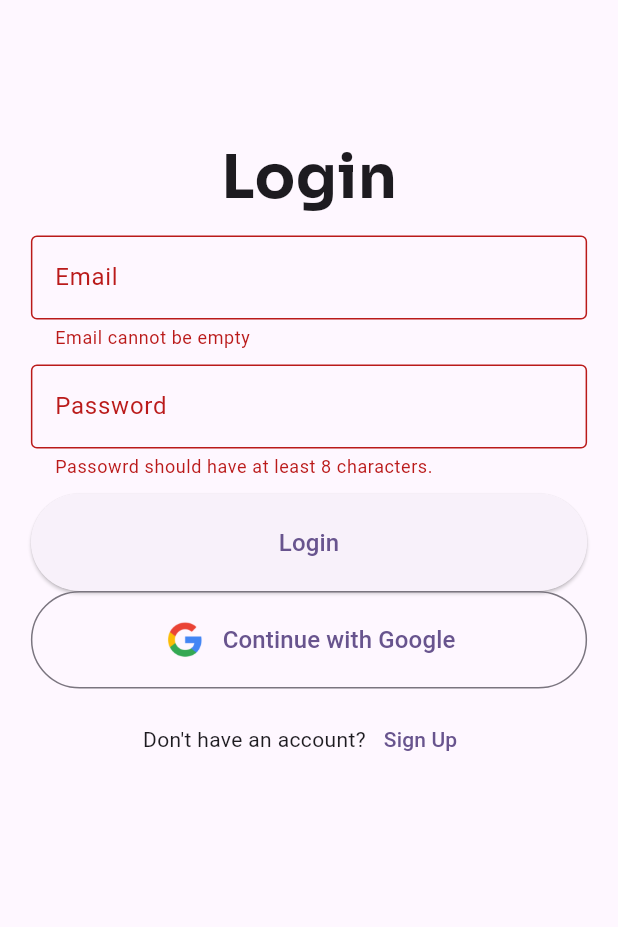
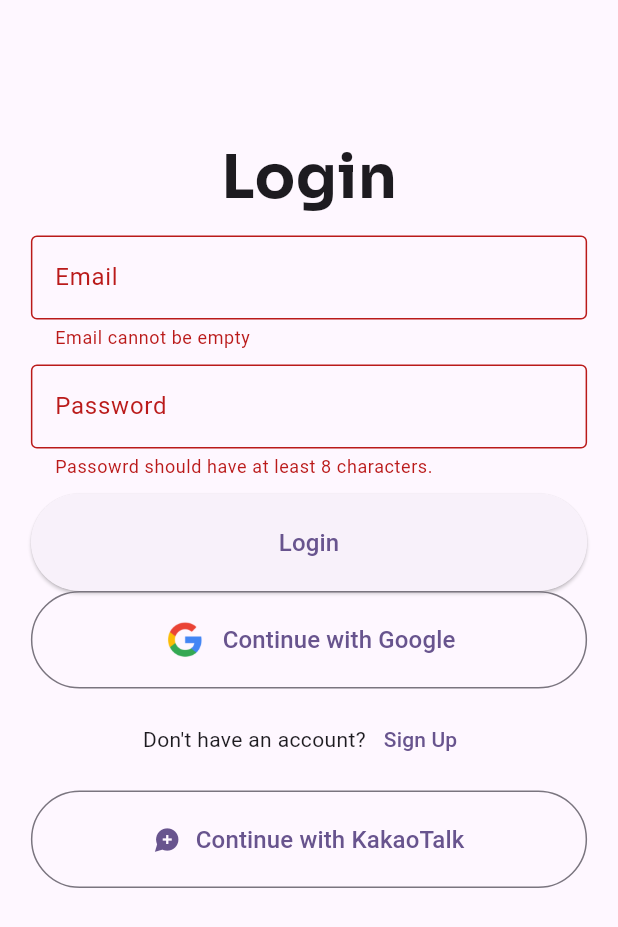
Before and after one commit to hanyusok/call_doc, a Flutter app: the screen it shows after launch, after a tap on "Login", on a phone screen of 412 x 824 dp. Shown: the top 927 px of the screen. Run offline on Flutter 3.47's test engine with Material 3 defaults, Android fonts, the phone set to English and light mode, and no system bars; our stand-ins replace cloud_firestore, firebase_auth, firebase_core, google_fonts, google_sign_in; missing offline and left inert: kakao_flutter_sdk; accounts and stored records are empty.

Commit message:
kakao login added

```diff
--- a/lib/main.dart
+++ b/lib/main.dart
@@ -1,15 +1,21 @@
 import 'package:call_doc/controllers/auth_services.dart';
 import 'package:call_doc/firebase_options.dart';
 import 'package:call_doc/views/add_customer_page.dart';
+// import 'package:call_doc/views/call_detail_page.dart';
 import 'package:call_doc/views/home_page.dart';
 import 'package:call_doc/views/login_page.dart';
 import 'package:call_doc/views/sign_up_page.dart';
 import 'package:firebase_core/firebase_core.dart';
 import 'package:flutter/material.dart';
+import 'package:kakao_flutter_sdk/kakao_flutter_sdk.dart';
 
-void main() async {
+void main() {
   WidgetsFlutterBinding.ensureInitialized();
-  await Firebase.initializeApp(options: DefaultFirebaseOptions.currentPlatform);
+  KakaoSdk.init(
+      nativeAppKey: "73f47c741e295d7406e75fb3d246065a",
+      javaScriptAppKey: "5c1619e6e61fbbdbfc6e8a11b9f396cd");
+
+  Firebase.initializeApp(options: DefaultFirebaseOptions.currentPlatform);
   runApp(const MyApp());
 }
 
@@ -28,6 +34,7 @@ class MyApp extends StatelessWidget {
       routes: {
         "/": (context) => const CheckUser(),
         "/home": (context) => const HomePage(),
+        // "/home": (context) => const CallDetailPage(),
         "/signup": (context) => const SignUpPage(),
         "/login": (context) => const LoginPage(),
         "/add": (context) => const AddCustomerPage(),
--- a/lib/views/login_page.dart
+++ b/lib/views/login_page.dart
@@ -1,6 +1,9 @@
+import 'dart:math';
+
 import 'package:call_doc/controllers/auth_services.dart';
 import 'package:flutter/material.dart';
 import 'package:google_fonts/google_fonts.dart';
+import 'package:kakao_flutter_sdk/kakao_flutter_sdk.dart';
 
 class LoginPage extends StatefulWidget {
   const LoginPage({super.key});
@@ -147,6 +150,54 @@ class _LoginPageState extends State<LoginPage> {
                       child: const Text("Sign Up"))
                 ],
               ),
+              const SizedBox(
+                height: 10,
+              ),
+              SizedBox(
+                height: 65,
+                width: MediaQuery.of(context).size.width * 0.9,
+                child: OutlinedButton(
+                    onPressed: () async {
+                      if (await isKakaoTalkInstalled()) {
+                        try {
+                          OAuthToken token =
+                              await UserApi.instance.loginWithKakaoTalk();
+                          log('카카오톡 로그인 성공 : token ${token.accessToken.toString()}');
+                        } catch (error) {
+                          log('카카오톡 로그인 실패 : ${error.toString()}');
+                        }
+                      }
+                      // AuthService().continueWithGoogle().then((value) {
+                      //   if (value == "Google Login Successful") {
+                      //     ScaffoldMessenger.of(context).showSnackBar(
+                      //         const SnackBar(
+                      //             content: Text("Google Login Successful")));
+                      //     Navigator.pushReplacementNamed(context, "/home");
+                      //   } else {
+                      //     ScaffoldMessenger.of(context).showSnackBar(SnackBar(
+                      //       content: Text(
+                      //         value,
+                      //         style: TextStyle(color: Colors.red.shade400),
+                      //       ),
+                      //       backgroundColor: Colors.red.shade400,
+                      //     ));
+                      //   }
+                      // });
+                    },
+                    child: const Row(
+                      mainAxisAlignment: MainAxisAlignment.center,
+                      children: [
+                        Icon(Icons.maps_ugc),
+                        SizedBox(
+                          width: 10,
+                        ),
+                        Text(
+                          "Continue with KakaoTalk",
+                          style: TextStyle(fontSize: 16),
+                        )
+                      ],
+                    )),
+              ),
             ],
           ),
         ),
--- a/pubspec.yaml
+++ b/pubspec.yaml
@@ -15,6 +15,7 @@ dependencies:
   google_sign_in: ^6.2.1
   google_fonts: ^6.1.0
   url_launcher: ^6.2.2
+  kakao_flutter_sdk: ^1.7.0
 
 dev_dependencies:
   flutter_test:
```
Also changed, not shown: lib/controllers/call_detail_services.dart (added, +71 -0 lines), lib/models/call_detail.dart (+40 -12 lines), lib/views/call_detail_page.dart (added, +78 -0 lines), lib/views/home_page.dart (+29 -29 lines), assets/images/kakao_login_large_wide.png (added), pubspec.lock, 1 other file.
